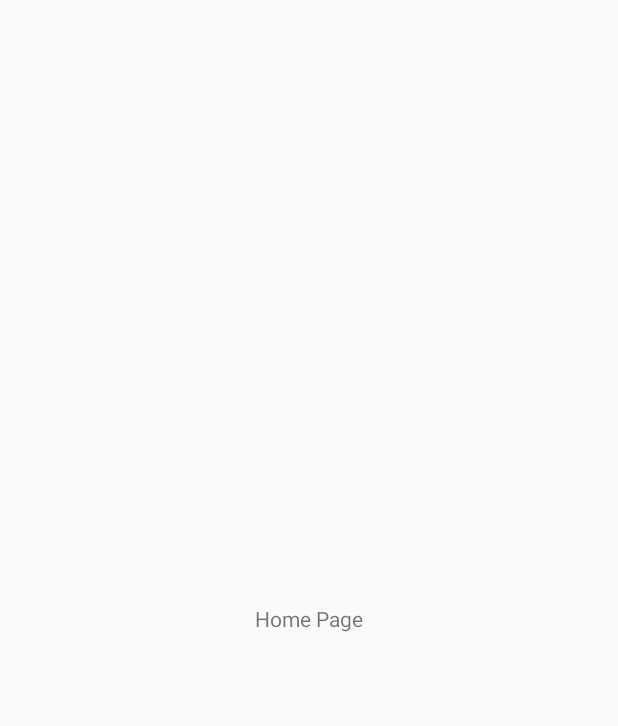
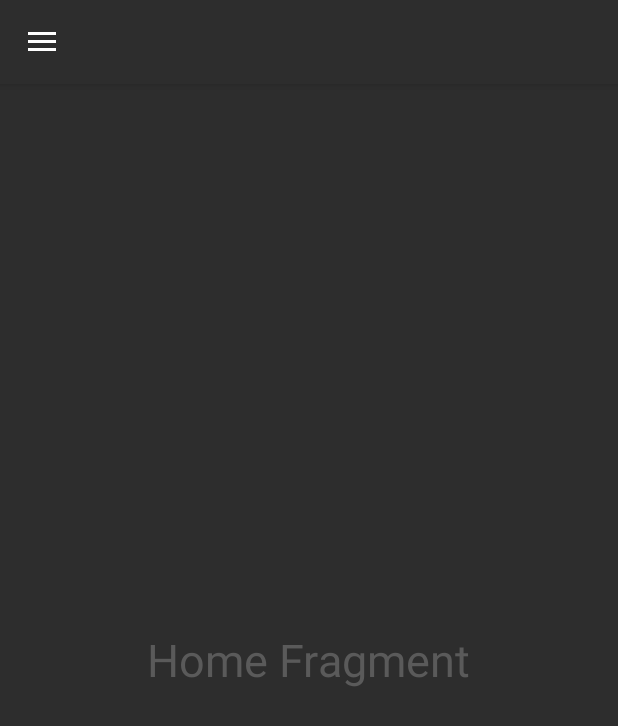
Before and after one commit to ChrisD5/Reality-Checkmate, an Android app: the screen it shows after launch (FirstActivity), on a phone screen of 412 x 824 dp. Before the commit the part shown is almost empty. Shown: the top 726 px of the screen. Run offline under Robolectric (Android 15) with nearby library versions, the phone set to English and light mode, and no system bars.

Commit message:
Added Custom Navigation Drawer

```diff
--- a/4-application/app/src/main/java/com/example/mob_dev_portfolio/FirstActivity.java
+++ b/4-application/app/src/main/java/com/example/mob_dev_portfolio/FirstActivity.java
@@ -1,7 +1,12 @@
 package com.example.mob_dev_portfolio;
 
+import androidx.annotation.NonNull;
+import androidx.appcompat.app.ActionBarDrawerToggle;
 import androidx.appcompat.app.AppCompatActivity;
+import androidx.appcompat.widget.Toolbar;
 import androidx.core.splashscreen.SplashScreen;
+import androidx.core.view.GravityCompat;
+import androidx.drawerlayout.widget.DrawerLayout;
 
 import android.app.AlarmManager;
 import android.app.NotificationChannel;
@@ -10,32 +15,42 @@ import android.app.PendingIntent;
 import android.content.Intent;
 import android.os.Build;
 import android.os.Bundle;
-import android.os.Handler;
+import android.view.MenuItem;
 import android.view.View;
-import android.view.WindowInsetsController;
 import com.example.mob_dev_portfolio.databinding.ActivityFirstBinding;
+import com.google.android.material.navigation.NavigationView;
 
 import java.util.Calendar;
 
-public class FirstActivity extends AppCompatActivity {
+public class FirstActivity extends AppCompatActivity implements NavigationView.OnNavigationItemSelectedListener {
 
+    private DrawerLayout drawerLayout;
     private ActivityFirstBinding binding;
-    private boolean keep = true;
-    private final int DELAY = 2000;
 
     @Override
     protected void onCreate(Bundle savedInstanceState) {
-        SplashScreen splashScreen = SplashScreen.installSplashScreen(this);
         super.onCreate(savedInstanceState);
         binding = ActivityFirstBinding.inflate(getLayoutInflater());
         View view = binding.getRoot();
-        setTheme(R.style.Theme_AppCompat_Light);
-        getSupportActionBar().hide();
         setContentView(view);
 
-        splashScreen.setKeepOnScreenCondition(() -> keep);
-        Handler handler = new Handler();
-        handler.postDelayed(() -> keep = false, DELAY);;
+        setTitle(" ");
+
+        Toolbar toolbar = findViewById(R.id.toolbar); //Ignore red line errors
+
+        setSupportActionBar(toolbar);
+        drawerLayout = findViewById(R.id.drawer_layout);
+        NavigationView navigationView = findViewById(R.id.nav_view);
+        navigationView.setNavigationItemSelectedListener(this);
+        ActionBarDrawerToggle toggle = new ActionBarDrawerToggle(this, drawerLayout, toolbar, R.string.open_nav,
+                R.string.close_nav);
+        drawerLayout.addDrawerListener(toggle);
+        toggle.syncState();
+        if (savedInstanceState == null) {
+            getSupportFragmentManager().beginTransaction().replace(R.id.fragment_container, new HomeFragment()).commit();
+            navigationView.setCheckedItem(R.id.nav_home);
+        }
+
 
         NotificationChannel();
 
@@ -60,6 +75,8 @@ public class FirstActivity extends AppCompatActivity {
         }
     }
 
+
+
     private void NotificationChannel() {
 
         if (Build.VERSION.SDK_INT >= Build.VERSION_CODES.O) {
@@ -76,4 +93,26 @@ public class FirstActivity extends AppCompatActivity {
 
         }
     }
+
+    @Override
+    public boolean onNavigationItemSelected(@NonNull MenuItem item) {
+        switch (item.getItemId()) {
+            case R.id.nav_home:
+                getSupportFragmentManager().beginTransaction().replace(R.id.fragment_container, new HomeFragment()).commit();
+                break;
+            case R.id.nav_create:
+                getSupportFragmentManager().beginTransaction().replace(R.id.fragment_container, new CreateFragment()).commit();
+                break;
+        }
+        drawerLayout.closeDrawer(GravityCompat.START);
+        return true;
+    }
+    @Override
+    public void onBackPressed() {
+        if (drawerLayout.isDrawerOpen(GravityCompat.START)) {
+            drawerLayout.closeDrawer(GravityCompat.START);
+        } else {
+            super.onBackPressed();
+        }
+    }
 }
--- /dev/null
+++ b/4-application/app/src/main/java/com/example/mob_dev_portfolio/HomeFragment.java
@@ -0,0 +1,20 @@
+package com.example.mob_dev_portfolio;
+
+import android.os.Bundle;
+
+import androidx.fragment.app.Fragment;
+
+import android.view.LayoutInflater;
+import android.view.View;
+import android.view.ViewGroup;
+
+
+public class HomeFragment extends Fragment {
+
+    @Override
+    public View onCreateView(LayoutInflater inflater, ViewGroup container,
+                             Bundle savedInstanceState) {
+        // Inflate the layout for this fragment
+        return inflater.inflate(R.layout.fragment_home, container, false);
+    }
+}
--- /dev/null
+++ b/4-application/app/src/main/java/com/example/mob_dev_portfolio/SplashActivity.java
@@ -0,0 +1,40 @@
+package com.example.mob_dev_portfolio;
+import androidx.appcompat.app.AppCompatActivity;
+import androidx.core.splashscreen.SplashScreen;
+import android.content.Intent;
+import android.os.Bundle;
+import android.os.Handler;
+import android.view.View;
+
+import com.example.mob_dev_portfolio.databinding.ActivitySplashBinding;
+
+public class SplashActivity extends AppCompatActivity {
+
+
+    private ActivitySplashBinding binding;
+    private boolean keep = true;
+    private final int DELAY = 3000;
+
+    @Override
+    protected void onCreate(Bundle savedInstanceState) {
+        super.onCreate(savedInstanceState);
+        binding = ActivitySplashBinding.inflate(getLayoutInflater());
+        View view = binding.getRoot();
+        SplashScreen.Companion.installSplashScreen(this);
+
+        setContentView(view);
+
+
+        Handler handler = new Handler();
+        handler.postDelayed(() -> {
+            keep = false;
+            goToFirstActivity();
+        }, DELAY);
+    }
+
+    private void goToFirstActivity() {
+        Intent intent = new Intent(this, FirstActivity.class);
+        startActivity(intent);
+        finish();
+    }
+}
--- /dev/null
+++ b/4-application/app/src/main/res/drawable/nav_custom_affirmation.xml
@@ -0,0 +1,5 @@
+<vector android:height="24dp" android:tint="#000000"
+    android:viewportHeight="24" android:viewportWidth="24"
+    android:width="24dp" xmlns:android="http://schemas.android.com/apk/res/android">
+    <path android:fillColor="@android:color/white" android:pathData="M3,17.25V21h3.75L17.81,9.94l-3.75,-3.75L3,17.25zM20.71,7.04c0.39,-0.39 0.39,-1.02 0,-1.41l-2.34,-2.34c-0.39,-0.39 -1.02,-0.39 -1.41,0l-1.83,1.83 3.75,3.75 1.83,-1.83z"/>
+</vector>
--- /dev/null
+++ b/4-application/app/src/main/res/drawable/nav_home.xml
@@ -0,0 +1,5 @@
+<vector android:height="24dp" android:tint="#000000"
+    android:viewportHeight="24" android:viewportWidth="24"
+    android:width="24dp" xmlns:android="http://schemas.android.com/apk/res/android">
+    <path android:fillColor="@android:color/white" android:pathData="M10,20v-6h4v6h5v-8h3L12,3 2,12h3v8z"/>
+</vector>
--- a/4-application/app/src/main/res/layout/activity_first.xml
+++ b/4-application/app/src/main/res/layout/activity_first.xml
@@ -1,20 +1,40 @@
 <?xml version="1.0" encoding="utf-8"?>
-<androidx.constraintlayout.widget.ConstraintLayout xmlns:android="http://schemas.android.com/apk/res/android"
+<androidx.drawerlayout.widget.DrawerLayout
+    xmlns:android="http://schemas.android.com/apk/res/android"
     xmlns:app="http://schemas.android.com/apk/res-auto"
     xmlns:tools="http://schemas.android.com/tools"
     android:layout_width="match_parent"
     android:layout_height="match_parent"
-    tools:context=".FirstActivity">
+    android:id="@+id/drawer_layout"
+    android:fitsSystemWindows="true"
+    tools:openDrawer="start"
+    tools:context=".FirstActivity"
+    android:background="@color/DarkestGrey">
+    <LinearLayout
+        android:layout_width="match_parent"
+        android:layout_height="match_parent"
+        android:orientation="vertical">
+        <androidx.appcompat.widget.Toolbar
+            android:layout_width="match_parent"
+            android:layout_height="56dp"
+            android:id="@+id/toolbar"
 
-    <TextView
-        android:id="@+id/homeText"
-        android:theme="@style/Theme.AppCompat.Light.NoActionBar"
+            android:elevation="4dp"
+            android:background="@color/DarkestGrey"
+            android:theme="@style/ThemeOverlay.AppCompat.Dark.ActionBar"
+            android:popupTheme="@style/ThemeOverlay.AppCompat.Light"/>
+        <FrameLayout
+            android:layout_width="match_parent"
+            android:layout_height="match_parent"
+            android:id="@+id/fragment_container"/>
+    </LinearLayout>
+    <com.google.android.material.navigation.NavigationView
         android:layout_width="wrap_content"
-        android:layout_height="wrap_content"
-        android:text="Home Page"
-        app:layout_constraintBottom_toBottomOf="parent"
-        app:layout_constraintEnd_toEndOf="parent"
-        app:layout_constraintStart_toStartOf="parent"
-        app:layout_constraintTop_toTopOf="parent" />
-
-</androidx.constraintlayout.widget.ConstraintLayout>
+        android:layout_height="match_parent"
+        android:id="@+id/nav_view"
+        android:layout_gravity="start"
+        app:headerLayout="@layout/nav_header"
+        app:menu="@menu/nav_menu"
+        app:itemIconTint="@color/DarkGrey"
+        app:itemTextColor="@color/DarkGrey"/>
+</androidx.drawerlayout.widget.DrawerLayout>
--- /dev/null
+++ b/4-application/app/src/main/res/layout/fragment_home.xml
@@ -0,0 +1,19 @@
+<?xml version="1.0" encoding="utf-8"?>
+<RelativeLayout
+    xmlns:android="http://schemas.android.com/apk/res/android"
+    xmlns:tools="http://schemas.android.com/tools"
+    android:layout_width="match_parent"
+    android:layout_height="match_parent"
+    android:background="@color/DarkestGrey"
+    tools:context=".HomeFragment">
+
+    <!-- TODO: Update blank fragment layout -->
+    <TextView
+        android:layout_width="wrap_content"
+        android:layout_height="wrap_content"
+        android:text="Home Fragment"
+        android:textSize="30sp"
+        android:layout_centerInParent="true"
+        android:textColor="@color/DarkGrey"
+        />
+</RelativeLayout>
--- /dev/null
+++ b/4-application/app/src/main/res/menu/nav_menu.xml
@@ -0,0 +1,20 @@
+<?xml version="1.0" encoding="utf-8"?>
+<menu
+    xmlns:android="http://schemas.android.com/apk/res/android"
+    xmlns:tools="http://schemas.android.com/tools"
+    tools:showIn = "navigation_view"
+    android:background="@color/DarkestGrey">
+    <group
+        android:checkableBehavior="single">
+        <item
+            android:id="@+id/nav_home"
+            android:icon="@drawable/nav_home"
+            android:title="Home"/>
+        <item
+            android:id="@+id/nav_create"
+            android:icon="@drawable/nav_custom_affirmation"
+            android:title="Create Notification"/>
+
+    </group>
+
+</menu>
--- a/4-application/app/src/main/res/values/colors.xml
+++ b/4-application/app/src/main/res/values/colors.xml
@@ -7,4 +7,7 @@
     <color name="teal_700">#FF018786</color>
     <color name="black">#FF000000</color>
     <color name="white">#FFFFFFFF</color>
+    <color name="DarkGrey">#5A5A5A</color>
+    <color name="DarkestGrey">#2D2D2D</color>
+
 </resources>
--- /dev/null
+++ b/4-application/app/src/main/res/values/splash.xml
@@ -0,0 +1,8 @@
+<?xml version="1.0" encoding="utf-8"?>
+<resources>
+    <style name="Theme.AppCompat.SplashScreen" parent="Theme.AppCompat.NoActionBar">
+        <item name="windowSplashScreenBackground">#5A5A5A</item>
+        <item name="windowSplashScreenAnimationDuration">1000</item>
+
+    </style>
+</resources>
--- a/4-application/app/src/main/res/values/strings.xml
+++ b/4-application/app/src/main/res/values/strings.xml
@@ -1,3 +1,7 @@
 <resources>
     <string name="app_name">mob-dev-portfolio</string>
+    <string name="open_nav">Open Navigation Drawer</string>
+    <string name="close_nav">Close Navigation Drawer</string>
+    <!-- TODO: Remove or change this placeholder text -->
+    <string name="hello_blank_fragment">Hello blank fragment</string>
 </resources>
--- a/4-application/app/src/main/res/values/themes.xml
+++ b/4-application/app/src/main/res/values/themes.xml
@@ -2,21 +2,17 @@
     <!-- Base application theme. -->
     <style name="Theme.Mobdevportfolio" parent="Theme.MaterialComponents.DayNight.DarkActionBar">
         <!-- Primary brand color. -->
-        <item name="colorPrimary">@color/purple_500</item>
-        <item name="colorPrimaryVariant">@color/purple_700</item>
+        <item name="colorPrimary">@color/DarkGrey</item>
+        <item name="colorPrimaryVariant">@color/DarkGrey</item>
         <item name="colorOnPrimary">@color/white</item>
         <!-- Secondary brand color. -->
         <item name="colorSecondary">@color/teal_200</item>
         <item name="colorSecondaryVariant">@color/teal_700</item>
         <item name="colorOnSecondary">@color/black</item>
         <!-- Status bar color. -->
-        <item name="android:statusBarColor" tools:targetApi="l">?attr/colorPrimaryVariant</item>
+        <item name="android:statusBarColor" >?attr/colorPrimaryVariant</item>
         <!-- Customize your theme here. -->
     </style>
-    <style name="Theme.AppCompat.SplashScreen" parent="Theme.SplashScreen">
-        <item name="windowSplashScreenBackground">#5A5A5A</item>
-        <item name="windowSplashScreenAnimatedIcon">@drawable/ic_logo</item>
-        <item name="windowSplashScreenAnimationDuration">1000</item>
 
-    </style>
+
 </resources>
```
Also changed, not shown: 4-application/app/src/main/AndroidManifest.xml (+10 -6 lines), 4-application/app/src/main/java/com/example/mob_dev_portfolio/CreateFragment.java (added, +20 -0 lines), 4-application/app/src/main/res/layout/activity_splash.xml (added, +31 -0 lines), 4-application/app/src/main/res/layout/fragment_create.xml (added, +17 -0 lines), 4-application/app/src/main/res/layout/nav_header.xml (added, +17 -0 lines), 4-application/app/src/main/res/drawable-v24/ic_menu_header.png (added), 4-application/app/src/main/res/drawable-v24/ic_menu_logo.png (added), 4-application/app/src/main/res/drawable-v24/ic_splash_logo.png (added).
